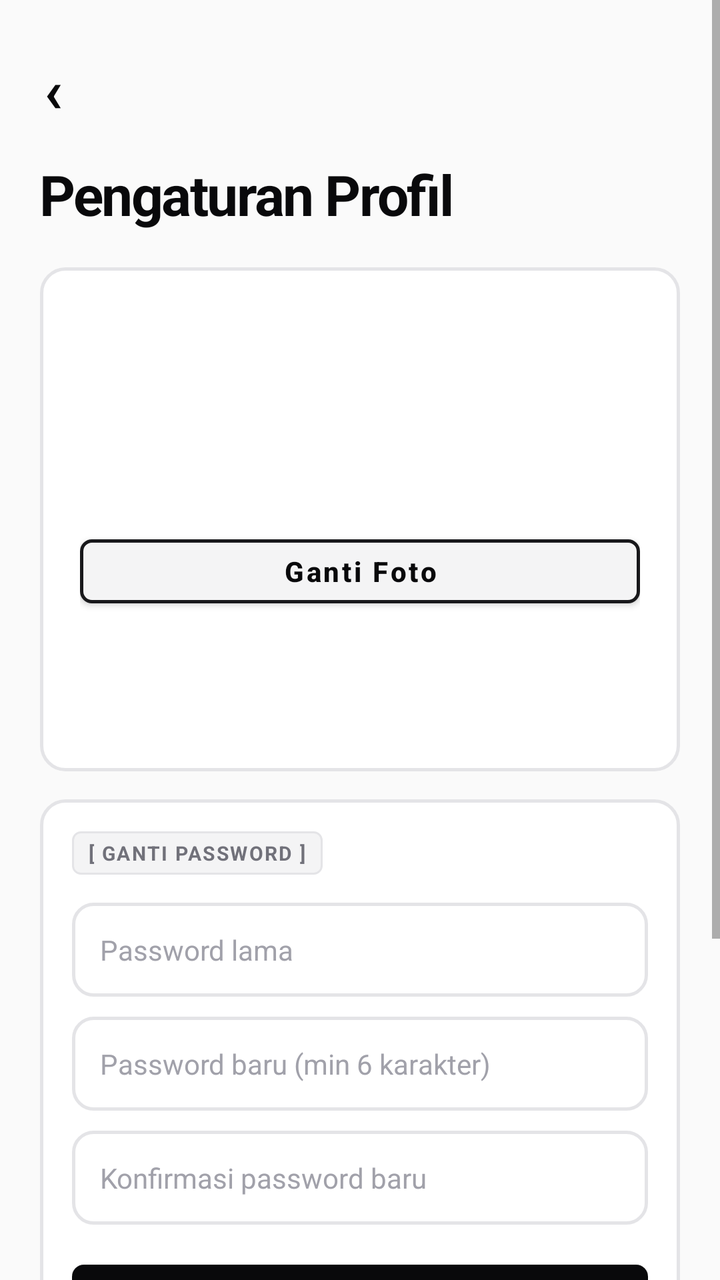
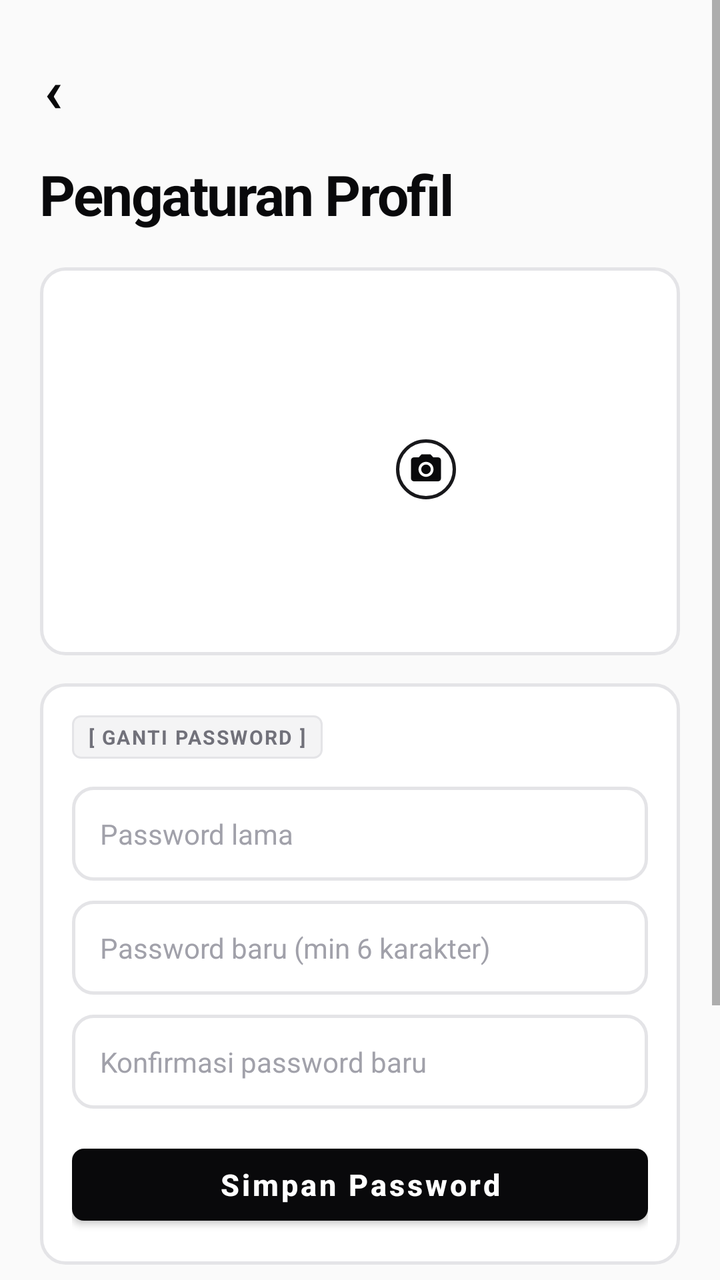

An Android layout rendered at two revisions. The XML below is the earlier revision; the diff shows what the commit changed to produce the second picture.
<!-- AndroidManifest.xml: application theme Theme.Absensi -->
<!-- res/layout/activity_profile_settings.xml -->
<?xml version="1.0" encoding="utf-8"?>
<androidx.constraintlayout.widget.ConstraintLayout xmlns:android="http://schemas.android.com/apk/res/android"
    xmlns:app="http://schemas.android.com/apk/res-auto"
    android:layout_width="match_parent"
    android:layout_height="match_parent"
    android:background="@color/bg_primary">

    <ScrollView
        android:layout_width="0dp"
        android:layout_height="0dp"
        app:layout_constraintBottom_toBottomOf="parent"
        app:layout_constraintEnd_toEndOf="parent"
        app:layout_constraintStart_toStartOf="parent"
        app:layout_constraintTop_toTopOf="parent">

        <LinearLayout
            android:layout_width="match_parent"
            android:layout_height="wrap_content"
            android:orientation="vertical"
            android:paddingStart="20dp"
            android:paddingTop="18dp"
            android:paddingEnd="20dp"
            android:paddingBottom="28dp">

            <include
                android:id="@+id/btnBack"
                layout="@layout/view_back_nav"
                android:layout_width="wrap_content"
                android:layout_height="wrap_content" />

            <TextView
                android:layout_width="wrap_content"
                android:layout_height="wrap_content"
                android:layout_marginTop="8dp"
                android:letterSpacing="-0.03"
                android:text="Pengaturan Profil"
                android:textColor="@color/text_primary"
                android:textSize="28sp"
                android:textStyle="bold" />

            <LinearLayout
                android:layout_width="match_parent"
                android:layout_height="wrap_content"
                android:layout_marginTop="18dp"
                android:background="@drawable/bg_hero_card"
                android:gravity="center_vertical"
                android:orientation="vertical"
                android:padding="20dp">

                <FrameLayout
                    android:id="@+id/flAvatar"
                    android:layout_width="96dp"
                    android:layout_height="96dp"
                    android:layout_gravity="center_horizontal"
                    android:clipToOutline="true">

                    <ImageView
                        android:id="@+id/ivAvatar"
                        android:layout_width="match_parent"
                        android:layout_height="match_parent"
                        android:contentDescription="Foto Profil"
                        android:scaleType="centerCrop" />

                    <TextView
                        android:id="@+id/tvAvatarInitial"
                        android:layout_width="match_parent"
                        android:layout_height="match_parent"
                        android:gravity="center"
                        android:textColor="@color/surface"
                        android:textSize="34sp"
                        android:textStyle="bold"
                        android:visibility="gone" />
                </FrameLayout>

                <com.google.android.material.button.MaterialButton
                    android:id="@+id/btnChangePhoto"
                    android:layout_width="match_parent"
                    android:layout_height="44dp"
                    android:layout_marginTop="14dp"
                    android:text="Ganti Foto"
                    android:textAllCaps="false"
                    android:textSize="14sp"
                    android:textStyle="bold"
                    android:textColor="@color/text_primary"
                    app:backgroundTint="@color/accent_light"
                    app:cornerRadius="6dp"
                    app:strokeColor="@color/border_dark"
                    app:strokeWidth="1.5dp" />

                <TextView
                    android:id="@+id/tvName"
                    android:layout_width="match_parent"
                    android:layout_height="wrap_content"
                    android:layout_marginTop="12dp"
                    android:gravity="center_horizontal"
                    android:textColor="@color/text_primary"
                    android:textSize="19sp"
                    android:textStyle="bold" />

                <TextView
                    android:id="@+id/tvEmpInfo"
                    android:layout_width="match_parent"
                    android:layout_height="wrap_content"
                    android:layout_marginTop="4dp"
                    android:gravity="center_horizontal"
                    android:textColor="@color/text_secondary"
                    android:textSize="12sp"
                    android:textStyle="bold" />
            </LinearLayout>

            <LinearLayout
                android:layout_width="match_parent"
                android:layout_height="wrap_content"
                android:layout_marginTop="14dp"
                android:background="@drawable/bg_hero_card"
                android:orientation="vertical"
                android:padding="16dp">

                <TextView
                    android:layout_width="wrap_content"
                    android:layout_height="wrap_content"
                    android:text="[ GANTI PASSWORD ]"
                    android:background="@drawable/bg_tag_pill"
                    android:letterSpacing="0.08"
                    android:paddingStart="8dp"
                    android:paddingTop="4dp"
                    android:paddingEnd="8dp"
                    android:paddingBottom="4dp"
                    android:textColor="@color/text_secondary"
                    android:textSize="10sp"
                    android:textStyle="bold" />

                <EditText
                    android:id="@+id/etCurrentPassword"
                    android:layout_width="match_parent"
                    android:layout_height="wrap_content"
                    android:layout_marginTop="14dp"
                    android:background="@drawable/bg_search"
                    android:hint="Password lama"
                    android:importantForAutofill="no"
                    android:inputType="textPassword"
                    android:padding="14dp"
                    android:textColor="@color/text_primary"
                    android:textColorHint="@color/text_tertiary"
                    android:textSize="14sp" />

                <EditText
                    android:id="@+id/etNewPassword"
                    android:layout_width="match_parent"
                    android:layout_height="wrap_content"
                    android:layout_marginTop="10dp"
                    android:background="@drawable/bg_search"
                    android:hint="Password baru (min 6 karakter)"
                    android:importantForAutofill="no"
                    android:inputType="textPassword"
                    android:padding="14dp"
                    android:textColor="@color/text_primary"
                    android:textColorHint="@color/text_tertiary"
                    android:textSize="14sp" />

                <EditText
                    android:id="@+id/etConfirmPassword"
                    android:layout_width="match_parent"
                    android:layout_height="wrap_content"
                    android:layout_marginTop="10dp"
                    android:background="@drawable/bg_search"
                    android:hint="Konfirmasi password baru"
                    android:importantForAutofill="no"
                    android:inputType="textPassword"
                    android:padding="14dp"
                    android:textColor="@color/text_primary"
                    android:textColorHint="@color/text_tertiary"
                    android:textSize="14sp" />

                <TextView
                    android:id="@+id/tvPassMessage"
                    android:layout_width="match_parent"
                    android:layout_height="wrap_content"
                    android:layout_marginTop="8dp"
                    android:textColor="@color/danger"
                    android:textSize="12sp"
                    android:visibility="gone" />

                <com.google.android.material.button.MaterialButton
                    android:id="@+id/btnSavePassword"
                    android:layout_width="match_parent"
                    android:layout_height="48dp"
                    android:layout_marginTop="14dp"
                    android:text="Simpan Password"
                    android:textAllCaps="false"
                    android:textSize="15sp"
                    android:textStyle="bold"
                    app:backgroundTint="@color/accent"
                    app:cornerRadius="6dp" />
            </LinearLayout>

            <LinearLayout
                android:layout_width="match_parent"
                android:layout_height="wrap_content"
                android:layout_marginTop="14dp"
                android:background="@drawable/bg_hero_card"
                android:orientation="vertical"
                android:padding="16dp">

                <TextView
                    android:layout_width="wrap_content"
                    android:layout_height="wrap_content"
                    android:text="[ TENTANG &amp; LISENSI ]"
                    android:background="@drawable/bg_tag_pill"
                    android:letterSpacing="0.08"
                    android:paddingStart="8dp"
                    android:paddingTop="4dp"
                    android:paddingEnd="8dp"
                    android:paddingBottom="4dp"
                    android:textColor="@color/text_secondary"
                    android:textSize="10sp"
                    android:textStyle="bold" />

                <TextView
                    android:id="@+id/tvAboutName"
                    android:layout_width="wrap_content"
                    android:layout_height="wrap_content"
                    android:layout_marginTop="12dp"
                    android:textColor="@color/text_primary"
                    android:textSize="15sp"
                    android:textStyle="bold" />

                <TextView
                    android:id="@+id/tvAboutCopyright"
                    android:layout_width="wrap_content"
                    android:layout_height="wrap_content"
                    android:layout_marginTop="2dp"
                    android:textColor="@color/text_secondary"
                    android:textSize="12sp" />

                <TextView
                    android:id="@+id/tvLicense"
                    android:layout_width="wrap_content"
                    android:layout_height="wrap_content"
                    android:layout_marginTop="10dp"
                    android:paddingTop="4dp"
                    android:paddingBottom="4dp"
                    android:text="Lisensi MIT  →"
                    android:textColor="@color/text_primary"
                    android:textSize="13sp"
                    android:textStyle="bold" />
            </LinearLayout>
        </LinearLayout>
    </ScrollView>
</androidx.constraintlayout.widget.ConstraintLayout>
<!-- res/layout/view_back_nav.xml (included above) -->
<?xml version="1.0" encoding="utf-8"?>
<TextView xmlns:android="http://schemas.android.com/apk/res/android"
    android:layout_width="wrap_content"
    android:layout_height="wrap_content"
    android:minHeight="40dp"
    android:gravity="center_vertical"
    android:paddingStart="2dp"
    android:paddingTop="6dp"
    android:paddingEnd="2dp"
    android:paddingBottom="6dp"
    android:text="‹"
    android:textColor="@color/text_primary"
    android:textSize="30sp"
    android:textStyle="bold" />
<!-- resources referenced by this layout -->
<resources>
  <color name="accent">#09090B</color>
  <color name="accent_light">#F4F4F5</color>
  <color name="bg_primary">#FAFAFA</color>
  <color name="border_dark">#18181B</color>
  <color name="danger">#DC2626</color>
  <color name="surface">#FFFFFF</color>
  <color name="text_primary">#09090B</color>
  <color name="text_secondary">#71717A</color>
  <color name="text_tertiary">#A1A1AA</color>
  <!-- drawable bg_hero_card (drawable) -->
  <?xml version="1.0" encoding="utf-8"?>
  <shape xmlns:android="http://schemas.android.com/apk/res/android"
      android:shape="rectangle">
      <solid android:color="@color/surface" />
      <corners android:radius="12dp" />
      <stroke android:width="1.5dp" android:color="@color/border_crisp" />
  </shape>
  <!-- drawable bg_search (drawable) -->
  <?xml version="1.0" encoding="utf-8"?>
  <shape xmlns:android="http://schemas.android.com/apk/res/android"
      android:shape="rectangle">
      <solid android:color="@color/search_bg" />
      <corners android:radius="10dp" />
      <stroke android:width="1.5dp" android:color="@color/search_stroke" />
  </shape>
  <!-- drawable bg_tag_pill (drawable) -->
  <?xml version="1.0" encoding="utf-8"?>
  <shape xmlns:android="http://schemas.android.com/apk/res/android"
      android:shape="rectangle">
      <solid android:color="@color/accent_light" />
      <corners android:radius="4dp" />
      <stroke android:width="1dp" android:color="@color/border_crisp" />
  </shape>
  <style name="Theme.Absensi" parent="Theme.MaterialComponents.Light.NoActionBar">
          <item name="android:windowBackground">@color/bg_primary</item>
          <item name="colorPrimary">@color/accent</item>
          <item name="colorPrimaryDark">@color/primary_dark</item>
          <item name="android:statusBarColor">@color/surface</item>
          <item name="android:windowLightStatusBar">true</item>
          <item name="colorAccent">@color/accent</item>
      </style>
  <color name="border_crisp">#E4E4E7</color>
  <color name="search_bg">#FFFFFF</color>
  <color name="search_stroke">#E4E4E7</color>
  <color name="primary_dark">#09090B</color>
</resources>

<!-- the commit's change to res/layout/activity_profile_settings.xml (unified diff, before → after) -->
@@ -52,6 +52,8 @@
                     android:layout_width="96dp"
                     android:layout_height="96dp"
                     android:layout_gravity="center_horizontal"
+                    android:clickable="true"
+                    android:foreground="?attr/selectableItemBackgroundBorderless"
                     android:clipToOutline="true">
 
                     <ImageView
@@ -70,22 +72,18 @@
                         android:textSize="34sp"
                         android:textStyle="bold"
                         android:visibility="gone" />
+
+                    <ImageView
+                        android:id="@+id/ivCameraBadge"
+                        android:layout_width="30dp"
+                        android:layout_height="30dp"
+                        android:layout_gravity="bottom|end"
+                        android:background="@drawable/bg_camera_badge"
+                        android:contentDescription="Ganti Foto Profil"
+                        android:padding="6dp"
+                        android:src="@drawable/ic_camera_badge"
+                        android:tint="@color/accent" />
                 </FrameLayout>
-
-                <com.google.android.material.button.MaterialButton
-                    android:id="@+id/btnChangePhoto"
-                    android:layout_width="match_parent"
-                    android:layout_height="44dp"
-                    android:layout_marginTop="14dp"
-                    android:text="Ganti Foto"
-                    android:textAllCaps="false"
-                    android:textSize="14sp"
-                    android:textStyle="bold"
-                    android:textColor="@color/text_primary"
-                    app:backgroundTint="@color/accent_light"
-                    app:cornerRadius="6dp"
-                    app:strokeColor="@color/border_dark"
-                    app:strokeWidth="1.5dp" />
 
                 <TextView
                     android:id="@+id/tvName"
<!-- resource entries referenced after the edit -->
@@ -1,14 +1,21 @@
 <!-- resources referenced by this layout -->
 <resources>
   <color name="accent">#09090B</color>
-  <color name="accent_light">#F4F4F5</color>
   <color name="bg_primary">#FAFAFA</color>
-  <color name="border_dark">#18181B</color>
   <color name="danger">#DC2626</color>
   <color name="surface">#FFFFFF</color>
   <color name="text_primary">#09090B</color>
   <color name="text_secondary">#71717A</color>
   <color name="text_tertiary">#A1A1AA</color>
+  <!-- drawable bg_camera_badge (drawable) -->
+  <?xml version="1.0" encoding="utf-8"?>
+  <shape xmlns:android="http://schemas.android.com/apk/res/android"
+      android:shape="oval">
+      <solid android:color="@color/surface" />
+      <stroke
+          android:width="1.5dp"
+          android:color="@color/border_dark" />
+  </shape>
   <!-- drawable bg_hero_card (drawable) -->
   <?xml version="1.0" encoding="utf-8"?>
   <shape xmlns:android="http://schemas.android.com/apk/res/android"
@@ -33,6 +40,20 @@
       <corners android:radius="4dp" />
       <stroke android:width="1dp" android:color="@color/border_crisp" />
   </shape>
+  <!-- drawable ic_camera_badge (drawable) -->
+  <?xml version="1.0" encoding="utf-8"?>
+  <vector xmlns:android="http://schemas.android.com/apk/res/android"
+      android:width="24dp"
+      android:height="24dp"
+      android:viewportWidth="24"
+      android:viewportHeight="24">
+      <path
+          android:fillColor="#FFFFFFFF"
+          android:pathData="M12,15.2a3.2,3.2 0,1 0,0 -6.4a3.2,3.2 0,0 0,0 6.4z" />
+      <path
+          android:fillColor="#FFFFFFFF"
+          android:pathData="M9,2L7.17,4H4c-1.1,0 -2,0.9 -2,2v12c0,1.1 0.9,2 2,2h16c1.1,0 2,-0.9 2,-2V6c0,-1.1 -0.9,-2 -2,-2h-3.17L15,2H9zM12,17c-2.76,0 -5,-2.24 -5,-5s2.24,-5 5,-5 5,2.24 5,5 -2.24,5 -5,5z" />
+  </vector>
   <style name="Theme.Absensi" parent="Theme.MaterialComponents.Light.NoActionBar">
           <item name="android:windowBackground">@color/bg_primary</item>
           <item name="colorPrimary">@color/accent</item>
@@ -41,9 +62,11 @@
           <item name="android:windowLightStatusBar">true</item>
           <item name="colorAccent">@color/accent</item>
       </style>
+  <color name="border_dark">#18181B</color>
   <color name="border_crisp">#E4E4E7</color>
   <color name="search_bg">#FFFFFF</color>
   <color name="search_stroke">#E4E4E7</color>
+  <color name="accent_light">#F4F4F5</color>
   <color name="primary_dark">#09090B</color>
 </resources>
 
